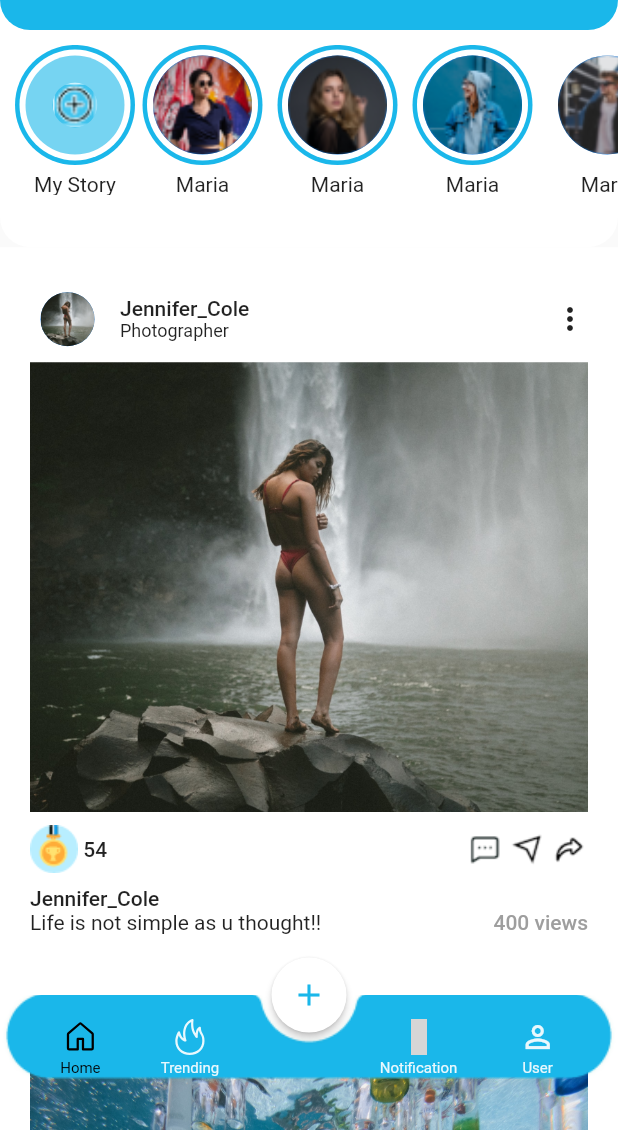
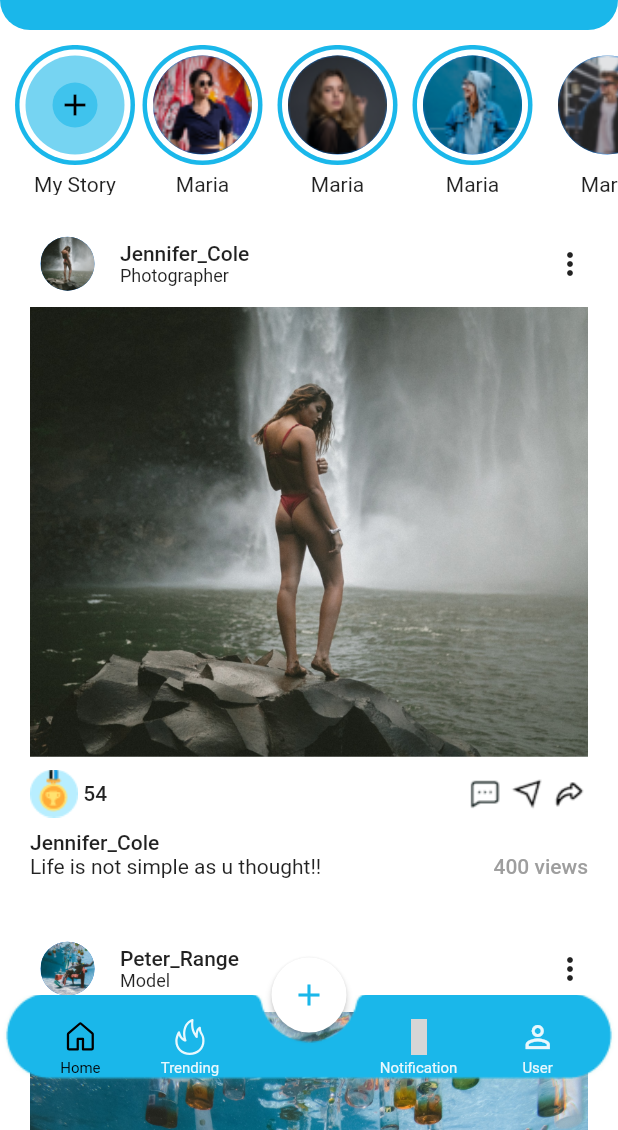
Before and after one commit to Zuhaib50/flutter_social_media_app, a Flutter app: the screen it shows after launch, on a phone screen of 412 x 824 dp, the part 106-1236 px from its top. Run offline on Flutter 3.47's test engine with Material 2 defaults, Android fonts, the phone set to English and light mode, and no system bars; our stand-ins replace device_preview, flutter_icons; grey boxes are pictures that could not be loaded.

Commit message:
home screen Space and add icon update

```diff
--- a/lib/screens/HomeScreen.dart
+++ b/lib/screens/HomeScreen.dart
@@ -46,7 +46,7 @@ class HomeScreen extends StatelessWidget {
             alignment: Alignment.bottomCenter,
             child: Container(
               width: width,
-              height: height / 1.4,
+              height: height / 1.33,
               child: GetPostList(),
             ),
           )
@@ -125,7 +125,7 @@ class GetPostList extends StatelessWidget {
     return Container(
       color: Colors.white,
       child: ListView(
-        padding: EdgeInsets.only(top: 8),
+        padding: EdgeInsets.only(top: 2),
         scrollDirection: Axis.vertical,
         children: <Widget>[
           BuildPost(
--- a/lib/widgets/home/NewStoryButton.dart
+++ b/lib/widgets/home/NewStoryButton.dart
@@ -61,7 +61,10 @@ class _NewStoryButtonState extends State<NewStoryButton> with BaseMixins {
             ),
             CircleAvatar(
               backgroundColor: Color(0xFF1ab7ea).withOpacity(.6),
-              backgroundImage: AssetImage('assets/Group 156.png'),
+              child: Icon(
+                Icons.add,
+                color: Colors.black,
+              ),
               radius: 15,
             ),
           ],
```
